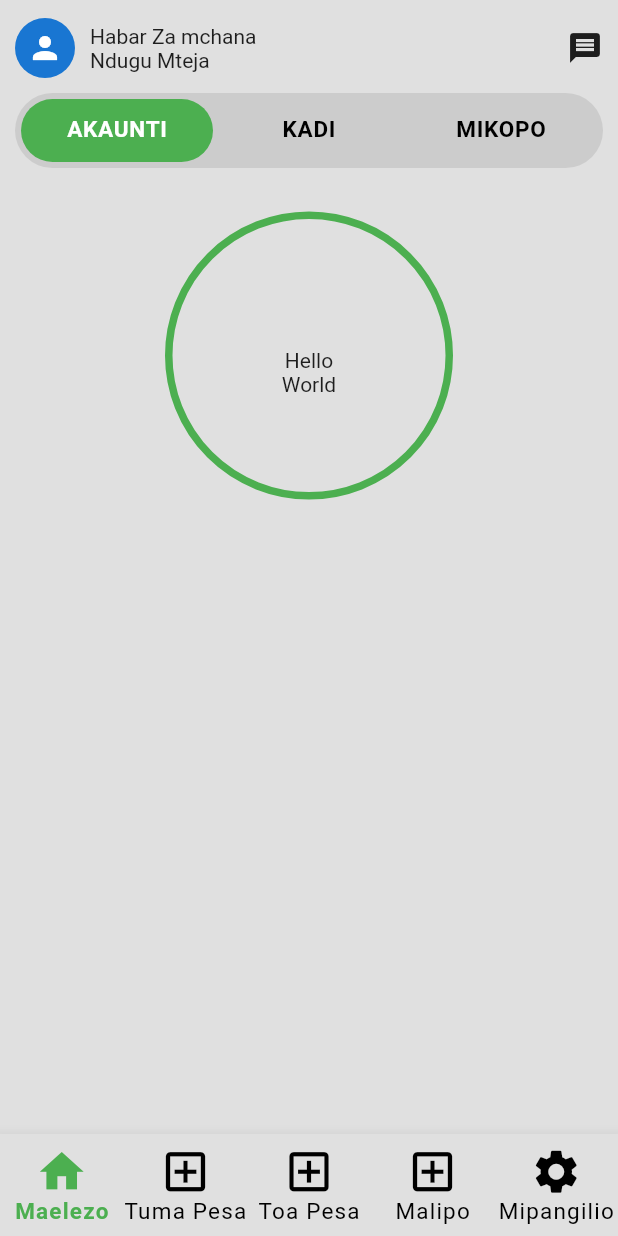
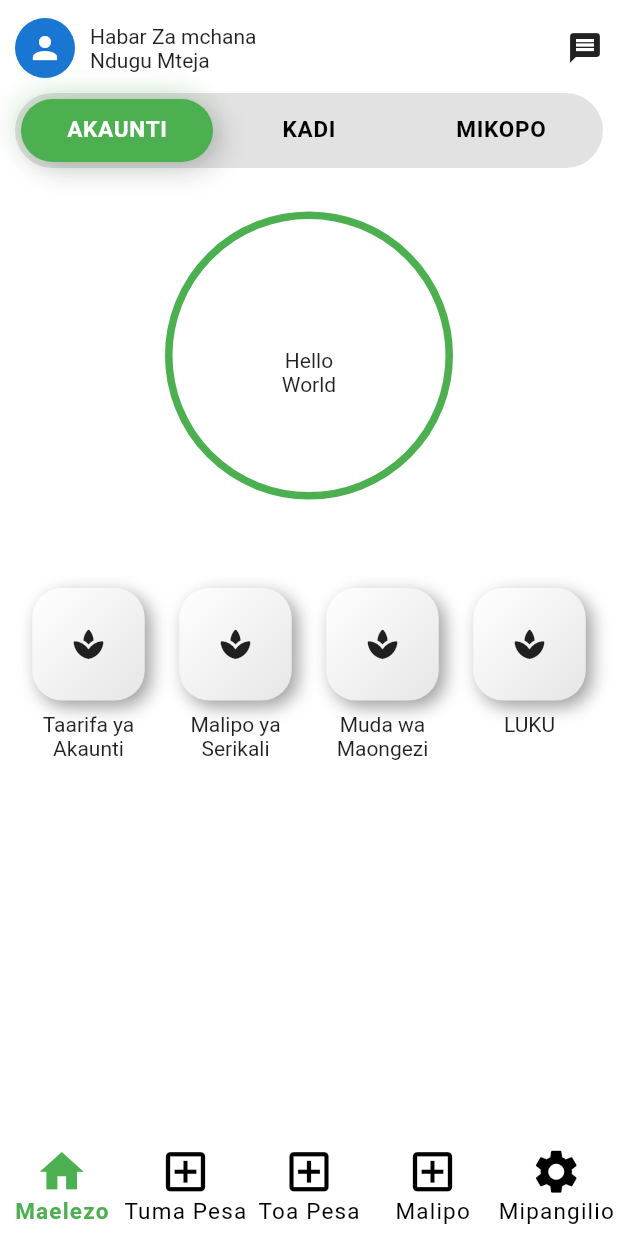
Before and after one commit to Mideny21/crdb_ui, a Flutter app: the screen it shows after launch, on a phone screen of 412 x 824 dp. Run offline on Flutter 3.47's test engine with Material 2 defaults, Android fonts, the phone set to English and light mode, and no system bars; drawn by our look-alikes of flutter_neumorphic.

Commit message:
dealing with neurmophic

```diff
--- /dev/null
+++ b/lib/data/data.dart
@@ -0,0 +1,8 @@
+import 'package:flutter/material.dart';
+
+List<Map> akaunt = [
+  {"name": "Taarifa ya Akaunti", "Icon": Icon(Icons.report)},
+  {"name": "Malipo ya Serikali", "Icon": Icon(Icons.report)},
+  {"name": "Muda wa Maongezi", "Icon": Icon(Icons.report)},
+  {"name": "LUKU", "Icon": Icon(Icons.report)}
+];
--- a/lib/pages/maelezo.dart
+++ b/lib/pages/maelezo.dart
@@ -1,6 +1,8 @@
+import 'package:crdb_simbanking/data/data.dart';
 import 'package:crdb_simbanking/widgets/circle_shape.dart';
 import 'package:crdb_simbanking/widgets/tabs_section.dart';
 import 'package:flutter/material.dart';
+import 'package:flutter_neumorphic/flutter_neumorphic.dart';
 
 class MaelezoScreen extends StatefulWidget {
   const MaelezoScreen({super.key});
@@ -44,23 +46,21 @@ class _MaelezoScreenState extends State<MaelezoScreen>
             children: [
               Row(
                 children: [
-                  CircleAvatar(radius: 20, child: Icon(Icons.person)),
-                  SizedBox(
-                    width: 10,
-                  ),
+                  const CircleAvatar(radius: 20, child: Icon(Icons.person)),
+                  const SizedBox(width: 10),
                   Column(
                     crossAxisAlignment: CrossAxisAlignment.start,
-                    children: [
+                    children: const [
                       Text("Habar Za mchana"),
                       Text("Ndugu Mteja"),
                     ],
                   )
                 ],
               ),
-              Icon(Icons.message)
+              const Icon(Icons.message)
             ],
           ),
-          SizedBox(height: 10),
+          const SizedBox(height: 10),
           TabsSection(
               controller: _tabController,
               firstab: 'AKAUNTI',
@@ -68,11 +68,11 @@ class _MaelezoScreenState extends State<MaelezoScreen>
               thirdtab: 'MIKOPO'),
           const SizedBox(height: 20),
           SizedBox(
-            height: 500,
+            height: 260,
             child: PageView(
               physics: const NeverScrollableScrollPhysics(),
               controller: _pageController,
-              children: [
+              children: const [
                 CheckBalance(
                   children: [
                     Text("Hello"),
@@ -94,6 +94,42 @@ class _MaelezoScreenState extends State<MaelezoScreen>
               ],
             ),
           ),
+          GridView.builder(
+              itemCount: akaunt.length,
+              gridDelegate: const SliverGridDelegateWithFixedCrossAxisCount(
+                  mainAxisSpacing: 0,
+                  crossAxisSpacing: 0,
+                  mainAxisExtent: 120,
+                  crossAxisCount: 4),
+              shrinkWrap: true,
+              physics: const ScrollPhysics(),
+              itemBuilder: ((context, index) {
+                return Column(
+                  crossAxisAlignment: CrossAxisAlignment.center,
+                  children: [
+                    SizedBox(
+                      height: 75,
+                      width: 75,
+                      child: Neumorphic(
+                          style: NeumorphicStyle(
+                              shape: NeumorphicShape.convex,
+                              boxShape: NeumorphicBoxShape.roundRect(
+                                  BorderRadius.circular(20)),
+                              depth: 8,
+                              // intensity: 0.,
+                              lightSource: LightSource.topLeft,
+                              color: Colors.white),
+                          child: Icon(Icons.spa_rounded)),
+                    ),
+                    SizedBox(height: 8),
+                    Text(
+                      akaunt[index]['name'],
+                      textAlign: TextAlign.center,
+                      softWrap: true,
+                    )
+                  ],
+                );
+              }))
         ],
       ),
     );
--- a/lib/screens/main_screen.dart
+++ b/lib/screens/main_screen.dart
@@ -32,7 +32,7 @@ class _MainsScreenState extends State<MainsScreen> {
   @override
   Widget build(BuildContext context) {
     return Scaffold(
-      backgroundColor: Colors.grey.shade300,
+      backgroundColor: Colors.white70.withOpacity(0.8),
       body: IndexedStack(index: _selectedIndex, children: pages),
       bottomNavigationBar: BottomNavigationBar(
         items: <BottomNavigationBarItem>[
@@ -60,12 +60,13 @@ class _MainsScreenState extends State<MainsScreen> {
         currentIndex: _selectedIndex, //New
         onTap: _onItemTapped,
         iconSize: 35,
+        elevation: 0,
         selectedFontSize: 15.0,
         unselectedFontSize: 15.0,
         showSelectedLabels: true,
         showUnselectedLabels: true,
         unselectedLabelStyle: const TextStyle(color: Colors.white),
-        backgroundColor: Colors.grey.shade300,
+        backgroundColor: Colors.transparent,
         selectedIconTheme: const IconThemeData(color: Colors.green),
         type: BottomNavigationBarType.fixed,
         selectedItemColor: Colors.green,
--- a/lib/widgets/circle_shape.dart
+++ b/lib/widgets/circle_shape.dart
@@ -1,5 +1,4 @@
 import 'package:flutter/material.dart';
-import 'dart:math' as math;
 
 class CheckBalance extends StatelessWidget {
   final List<Widget> children;
@@ -10,7 +9,7 @@ class CheckBalance extends StatelessWidget {
   Widget build(BuildContext context) {
     return Center(
       child: SizedBox(
-        height: 300,
+        height: 60,
         width: 300,
         child: CustomPaint(
           painter: CirclePainter(),
--- a/lib/widgets/tabs_section.dart
+++ b/lib/widgets/tabs_section.dart
@@ -27,7 +27,21 @@ class TabsSection extends StatelessWidget {
         child: TabBar(
           controller: controller,
           indicator: BoxDecoration(
-              borderRadius: BorderRadius.circular(25), color: Colors.green),
+              boxShadow: [
+                BoxShadow(
+                  color: Colors.green.withOpacity(0.2),
+                  offset: Offset(-5.0, -5.0),
+                  blurRadius: 16.0,
+                ),
+                BoxShadow(
+                  color: Colors.black.withOpacity(0.2),
+                  offset: Offset(5.0, 5.0),
+                  blurRadius: 16.0,
+                ),
+              ],
+              // color: Color(0xFFEFEEEE),
+              borderRadius: BorderRadius.circular(25),
+              color: Colors.green),
           labelColor: Colors.white,
           labelStyle: TextStyle(
               fontWeight: FontWeight.bold, letterSpacing: 0.5, fontSize: 15),
--- a/pubspec.yaml
+++ b/pubspec.yaml
@@ -36,6 +36,7 @@ dependencies:
   # The following adds the Cupertino Icons font to your application.
   # Use with the CupertinoIcons class for iOS style icons.
   cupertino_icons: ^1.0.2
+  flutter_neumorphic: ^3.2.0
 
 dev_dependencies:
   flutter_test:
```
Also changed, not shown: pubspec.lock.
